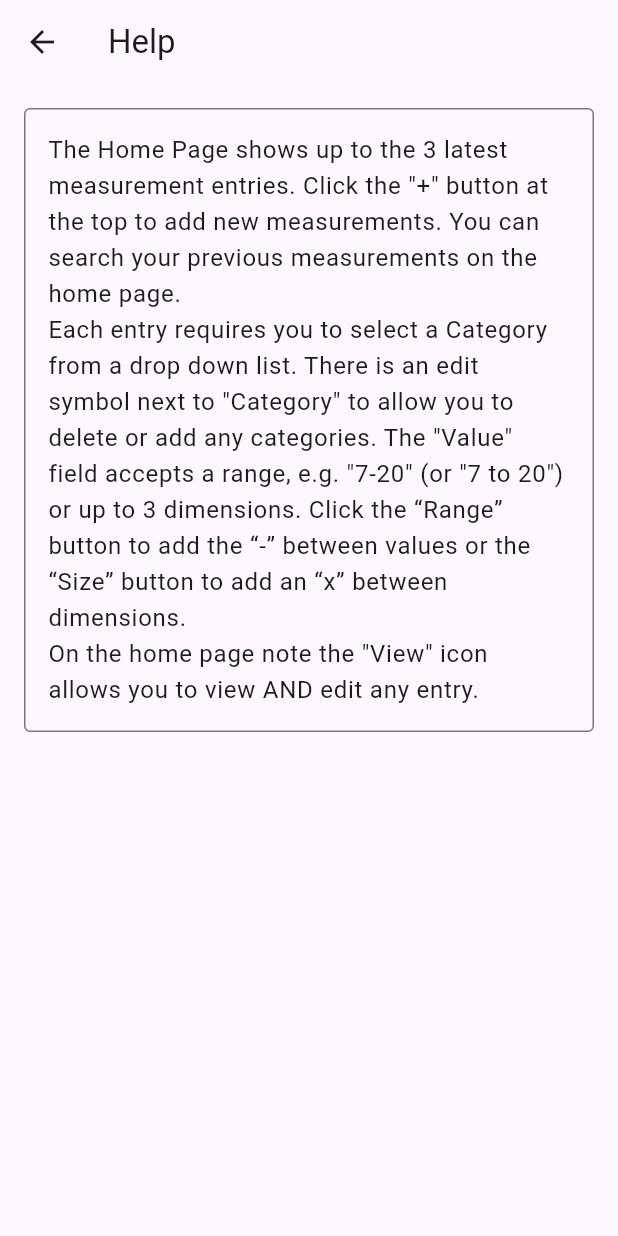
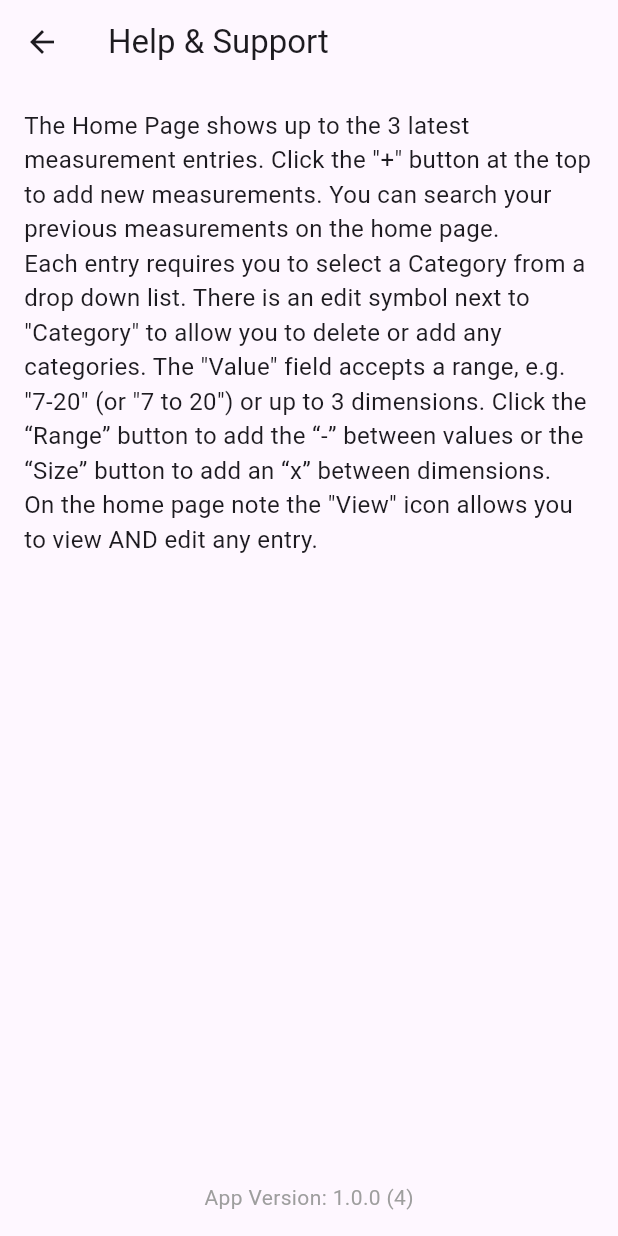
Before and after one commit to kgudger/measure, a Flutter app: the HelpPage screen opened directly, on a phone screen of 412 x 824 dp. Run offline on Flutter 3.47's test engine with Material 3 defaults, Android fonts, the phone set to English and light mode, and no system bars; our stand-ins replace drift, drift_flutter, flutter_riverpod, geolocator, image_picker, package_info_plus and 1 more; accounts and stored records are empty; generated files the repository leaves out were written again.

Commit message:
Added version number to the help page

```diff
--- a/lib/help_page.dart
+++ b/lib/help_page.dart
@@ -1,4 +1,5 @@
 import 'package:flutter/material.dart';
+import 'package:package_info_plus/package_info_plus.dart';
 
 class HelpPage extends StatefulWidget {
   const HelpPage({super.key});
@@ -17,21 +18,46 @@ class _HelpPage extends State<HelpPage> {
   @override
   Widget build(BuildContext context) {
     return Scaffold(
-      appBar: AppBar(title: const Text('Help')),
+      appBar: AppBar(title: const Text('Help & Support')),
       body: Padding(
         padding: const EdgeInsets.all(16.0),
-        child: TextField(
-          maxLines: null, // Allows the text area to expand vertically as needed
-          controller: TextEditingController(text: (helpText)),
-          decoration: const InputDecoration(
-            border:
-                OutlineInputBorder(), // Adds a clean border around the text box
-          ),
+        child: Column(
+          crossAxisAlignment: CrossAxisAlignment.start,
+          children: [
+            Text(helpText, style: TextStyle(fontSize: 16)),
+            const Spacer(), // Pushes the version numbers to the bottom
+            // FutureBuilder pulls the version dynamically
+            FutureBuilder<PackageInfo>(
+              future: PackageInfo.fromPlatform(),
+              builder: (context, snapshot) {
+                if (snapshot.hasData) {
+                  final String version =
+                      snapshot.data!.version; // e.g., "1.0.2"
+                  final String buildNumber =
+                      snapshot.data!.buildNumber; // e.g., "4"
+
+                  return Center(
+                    child: Text(
+                      'App Version: $version ($buildNumber)',
+                      style: const TextStyle(color: Colors.grey, fontSize: 14),
+                    ),
+                  );
+                }
+                return const Center(
+                  child: SizedBox(
+                    width: 20,
+                    height: 20,
+                    child: CircularProgressIndicator(strokeWidth: 2),
+                  ),
+                );
+              },
+            ),
+          ],
         ),
       ),
-    ); // Scaffold
+    );
   }
+}
 
-  String helpText =
-      'The Home Page shows up to the 3 latest measurement entries. Click the "+" button at the top to add new measurements. You can search your previous measurements on the home page.\nEach entry requires you to select a Category from a drop down list. There is an edit symbol next to "Category" to allow you to delete or add any categories. The "Value" field accepts a range, e.g. "7-20" (or "7 to 20") or up to 3 dimensions. Click the “Range” button to add the “-” between values or the “Size” button to add an “x” between dimensions.\nOn the home page note the "View" icon allows you to view AND edit any entry.';
-}
+const String helpText =
+    'The Home Page shows up to the 3 latest measurement entries. Click the "+" button at the top to add new measurements. You can search your previous measurements on the home page.\nEach entry requires you to select a Category from a drop down list. There is an edit symbol next to "Category" to allow you to delete or add any categories. The "Value" field accepts a range, e.g. "7-20" (or "7 to 20") or up to 3 dimensions. Click the “Range” button to add the “-” between values or the “Size” button to add an “x” between dimensions.\nOn the home page note the "View" icon allows you to view AND edit any entry.';
--- a/pubspec.yaml
+++ b/pubspec.yaml
@@ -16,7 +16,7 @@ publish_to: 'none' # Remove this line if you wish to publish to pub.dev
 # https://developer.apple.com/library/archive/documentation/General/Reference/InfoPlistKeyReference/Articles/CoreFoundationKeys.html
 # In Windows, build-name is used as the major, minor, and patch parts
 # of the product and file versions while build-number is used as the build suffix.
-version: 1.0.0+1
+version: 1.0.0+4
 
 environment:
   sdk: ^3.11.5
@@ -50,6 +50,7 @@ dependencies:
   share_plus: ^11.0.0
   geolocator: ^13.0.2
   url_launcher: ^6.3.2
+  package_info_plus: ^9.0.1
 
 dev_dependencies:
   flutter_test:
```
Also changed, not shown: pubspec.lock, 1 other file.
